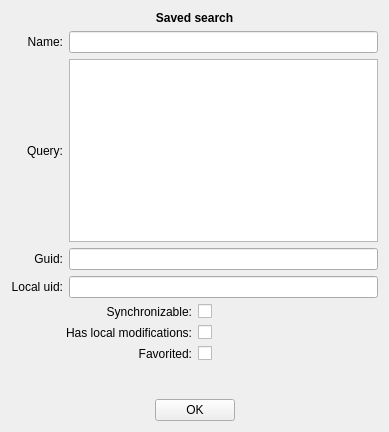
Qt form lib/widget/SavedSearchModelItemInfoWidget.ui (d1vanov/quentier) before a commit.
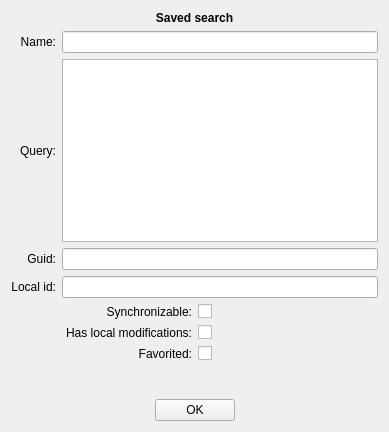
The same form after that commit.

```diff
--- a/lib/widget/SavedSearchModelItemInfoWidget.ui
+++ b/lib/widget/SavedSearchModelItemInfoWidget.ui
@@ -131,7 +131,7 @@
    <item row="4" column="0">
     <widget class="QLabel" name="savedSearchLocalUidLabel">
      <property name="text">
-      <string>Local uid:</string>
+      <string>Local id:</string>
      </property>
      <property name="alignment">
       <set>Qt::AlignRight|Qt::AlignTrailing|Qt::AlignVCenter</set>
```
Left out of the diff: 4 changed lines with no effect on the pictures.
